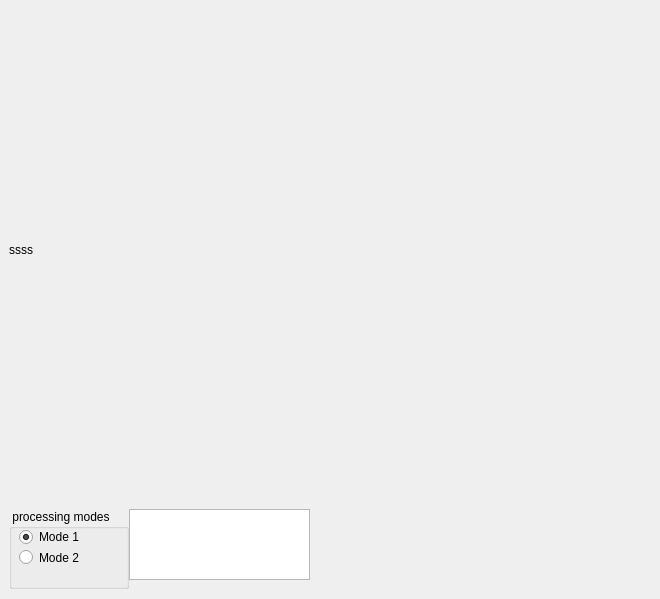
Old version of the form tracker_ui.ui in the repository salehasgit/PixelTracker.
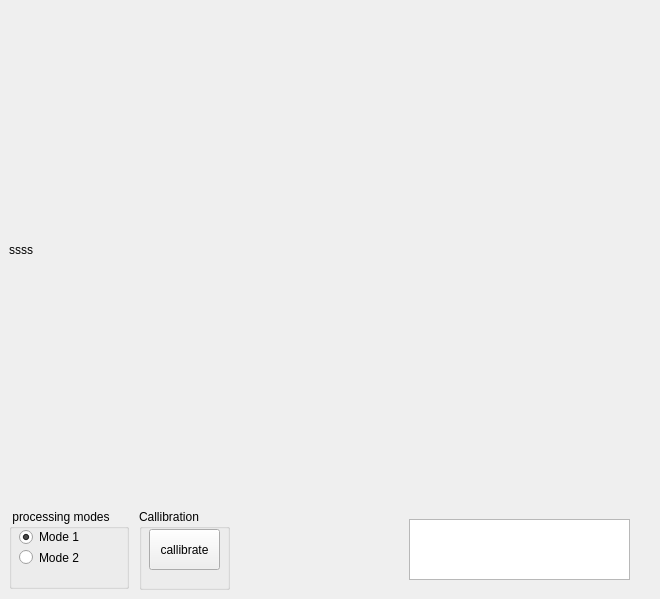
New version of the form.

The edit to the form file:
```diff
--- a/tracker_ui.ui
+++ b/tracker_ui.ui
@@ -28,10 +28,10 @@
          </property>
          <property name="geometry">
           <rect>
-           <x>120</x>
-           <y>500</y>
-           <width>181</width>
-           <height>71</height>
+           <x>400</x>
+           <y>510</y>
+           <width>221</width>
+           <height>61</height>
           </rect>
          </property>
          <property name="textInteractionFlags">
@@ -96,6 +96,35 @@
           </property>
          </widget>
         </widget>
+        <widget class="QGroupBox" name="groupBox_2">
+         <property name="geometry">
+          <rect>
+           <x>130</x>
+           <y>500</y>
+           <width>91</width>
+           <height>81</height>
+          </rect>
+         </property>
+         <property name="title">
+          <string>Callibration</string>
+         </property>
+         <property name="checkable">
+          <bool>false</bool>
+         </property>
+         <widget class="QPushButton" name="calibrate">
+          <property name="geometry">
+           <rect>
+            <x>10</x>
+            <y>20</y>
+            <width>71</width>
+            <height>41</height>
+           </rect>
+          </property>
+          <property name="text">
+           <string>callibrate</string>
+          </property>
+         </widget>
+        </widget>
         <zorder>image_label</zorder>
         <zorder>groupBox</zorder>
         <zorder>goText</zorder>
```
Left out of the diff: 1 changed line with no effect on the pictures.
